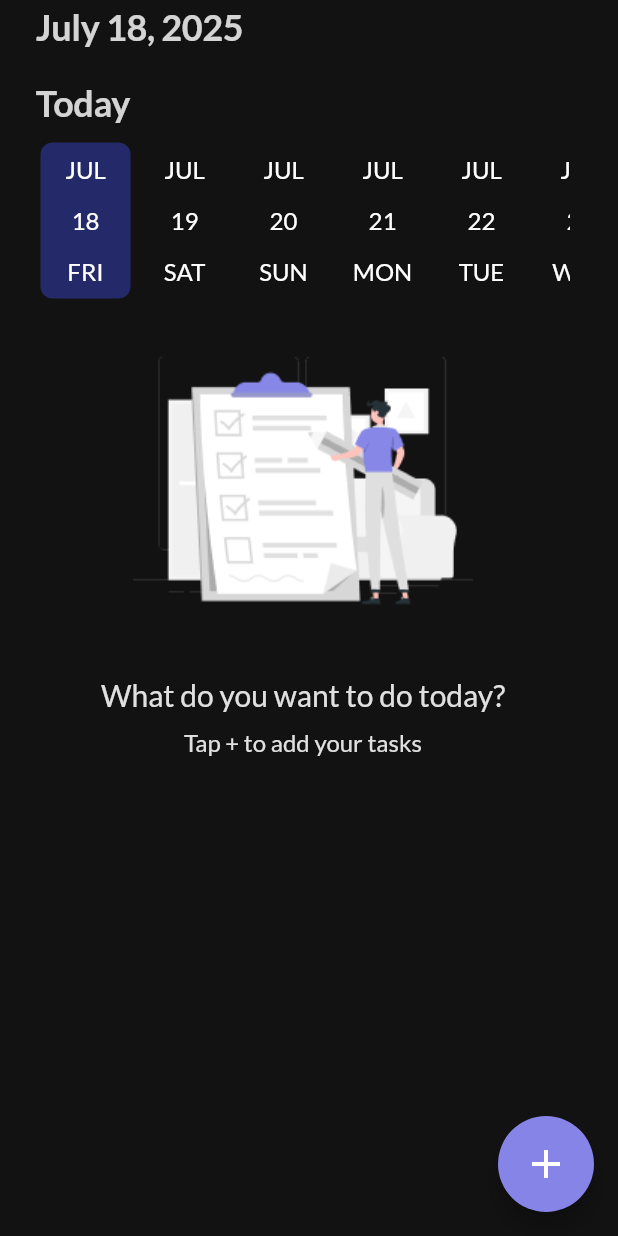
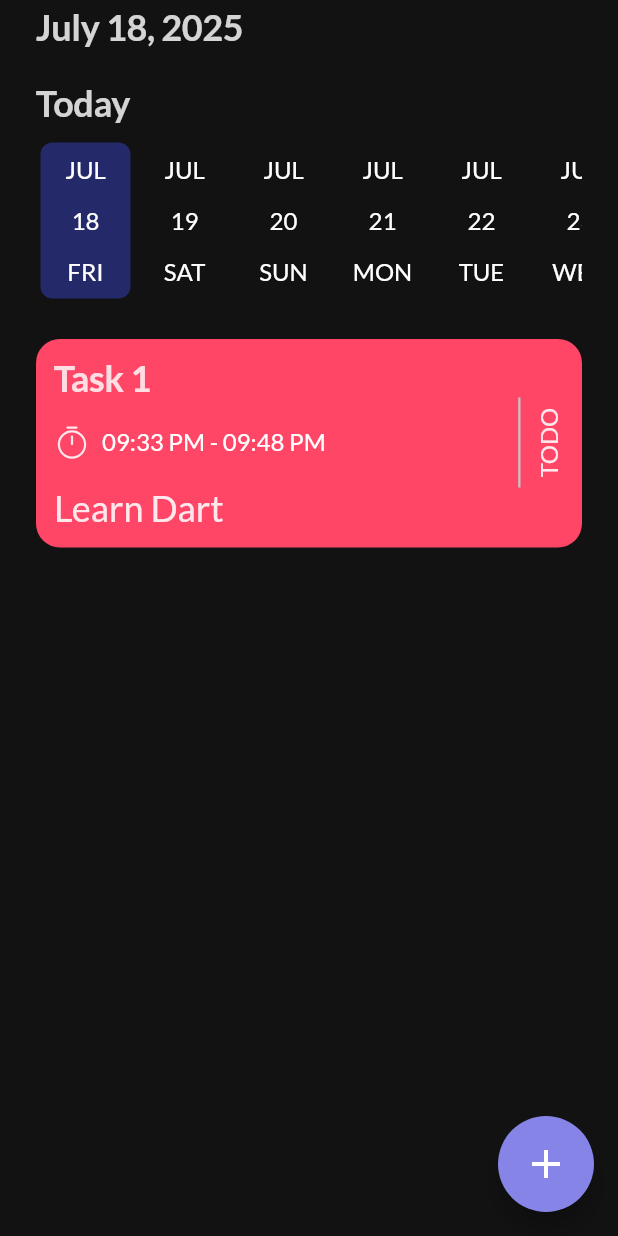
Before and after one commit to RandEthar/To-Do-App, a Flutter app: the HomeScreen screen opened by its route, on a phone screen of 412 x 824 dp. Run offline on Flutter 3.47's test engine with Material 3 defaults, Android fonts, the phone set to English and light mode, and no system bars; drawn by our look-alikes of date_picker_timeline; our stand-ins replace flutter_svg, get_it, google_fonts, shared_preferences, smooth_page_indicator; accounts and stored records are empty.

Commit message:
Task Component ui done

```diff
--- a/lib/core/utils/app_color.dart
+++ b/lib/core/utils/app_color.dart
@@ -18,6 +18,7 @@ static const Color darkGray = Color(0xff1D1D1D);
 static const Color mediumDarkGray = Color(0xff424242);
 static const Color lightGray = Color(0xffAFAFAF);
 static const Color purpleNavy= Color(0xff242969);
+static const Color gray200 = Color(0xffC4C4C4);
 
 
 
--- a/lib/core/utils/app_images.dart
+++ b/lib/core/utils/app_images.dart
@@ -21,4 +21,8 @@ class Assets {
   /// Assets for assetsImagesOnboardingTwo
   /// assets/images/onboarding_two.png
   static const String assetsImagesOnboardingTwo = "assets/images/onboarding_two.png";
+
+  /// Assets for assetsImagesTimer
+  /// assets/images/timer.svg
+  static const String assetsImagesTimer = "assets/images/timer.svg";
 }
--- a/lib/features/auth/presentation/screens/on_boarding_screen/widgets/on_boarding_detuils.dart
+++ b/lib/features/auth/presentation/screens/on_boarding_screen/widgets/on_boarding_detuils.dart
@@ -1,7 +1,5 @@
 import 'package:flutter/material.dart';
-import 'package:to_do_app/core/utils/app_color.dart';
 
-import 'package:to_do_app/core/utils/text_styles.dart';
 import 'package:to_do_app/features/auth/data/model/on_boarding_model.dart';
 
 import 'package:to_do_app/features/auth/presentation/screens/on_boarding_screen/widgets/smooth_page_indicator_widget.dart';
--- a/lib/features/task/presentation/screens/home_screen/home_screen.dart
+++ b/lib/features/task/presentation/screens/home_screen/home_screen.dart
@@ -1,9 +1,8 @@
-import 'package:date_picker_timeline/date_picker_widget.dart';
 import 'package:flutter/material.dart';
 import 'package:intl/intl.dart';
 import 'package:to_do_app/core/utils/app_color.dart';
 import 'package:to_do_app/features/task/presentation/screens/home_screen/widgets/custom_date_picker.dart';
-import 'package:to_do_app/features/task/presentation/screens/home_screen/widgets/no_task_widget.dart';
+import 'package:to_do_app/features/task/presentation/screens/home_screen/widgets/tasks_item_widget.dart';
 
 class HomeScreen extends StatelessWidget {
   const HomeScreen({super.key});
@@ -27,7 +26,7 @@ class HomeScreen extends StatelessWidget {
       ),
       body: SafeArea(
         child: Padding(
-          padding: const EdgeInsets.only(left: 24, right: 32),
+          padding: const EdgeInsets.only(left: 24, right:24),
           child: Column(
             crossAxisAlignment: CrossAxisAlignment.start,
             children: [
@@ -49,8 +48,10 @@ class HomeScreen extends StatelessWidget {
               ),
               const SizedBox(height: 10),
           const  CustomDatePicker(),
-           const SizedBox(height: 11),
-          Center(child: const NoTaskWidget())
+          //  const SizedBox(height: 11),
+          // Center(child: const NoTaskWidget())
+         const SizedBox(height: 24),
+         const  TasksItemWidget ()
 
             ],
           ),
--- /dev/null
+++ b/lib/features/task/presentation/screens/home_screen/widgets/tasks_item_widget.dart
@@ -0,0 +1,79 @@
+import 'package:flutter/material.dart';
+import 'package:flutter_svg/flutter_svg.dart';
+import 'package:to_do_app/core/utils/app_color.dart';
+import 'package:to_do_app/core/utils/app_images.dart';
+
+class TasksItemWidget extends StatelessWidget {
+  const TasksItemWidget({super.key});
+
+  @override
+  Widget build(BuildContext context) {
+    return IntrinsicHeight(
+      child: Container(
+
+
+        width: double.infinity,
+        decoration: const ShapeDecoration(
+                color: AppColor.red,
+            shape: RoundedRectangleBorder(
+                borderRadius: BorderRadius.all(Radius.circular(16)))),
+        padding: const EdgeInsets.all(12),
+        child: Column(
+          crossAxisAlignment: CrossAxisAlignment.start,
+          children: [
+            Text(
+              "Task 1",
+              style: Theme.of(context)
+                  .textTheme
+                  .displayLarge!
+                  .copyWith(fontSize: 24),
+            ),
+
+            Row(
+              children: [
+                SvgPicture.asset(Assets.assetsImagesTimer,height: 24,width: 24,),
+                const SizedBox(
+                  width: 8,
+                ),
+                Text("09:33 PM - 09:48 PM",  style: Theme.of(context)
+                  .textTheme
+                  .displayMedium!.copyWith(
+                    color: AppColor.white
+                  ))
+                ,const  Spacer(),
+                Container(
+                  height: 60,
+                  width:1.5 ,
+                  decoration:const BoxDecoration(
+                     color: AppColor.gray200
+                  ),
+                ),
+                       const SizedBox(
+                  width: 10,
+                ),
+                    RotatedBox(
+                      quarterTurns: 3,
+                      child: Text("TODO",  style: Theme.of(context)
+                                        .textTheme
+                                        .displayMedium!.copyWith(
+                      color: AppColor.white.withOpacity(0.87),
+
+                                        )),
+                    )
+
+              ],
+            ),
+
+               Text("Learn Dart",  style: Theme.of(context)
+                  .textTheme
+                  .displayMedium!.copyWith(
+                    color: AppColor.white.withOpacity(0.87),
+
+                    fontSize: 24
+                  ))
+          ],
+        ),
+      ),
+    );
+  }
+}
```
Also changed, not shown: assets/images/timer.svg (added).
